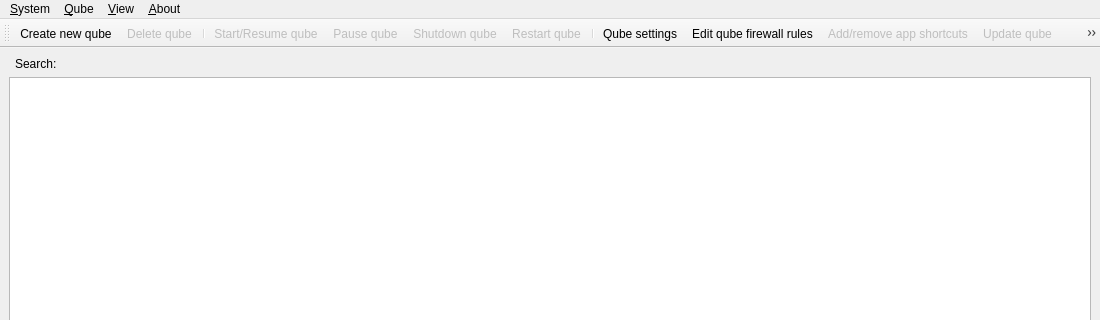
First picture: the form in ui/qubemanager.ui, repository QubesOS/qubes-manager, before the edit; both pictures show x 0 to 1100 and y 0 to 320 of the 1100 by 600 pixel window.
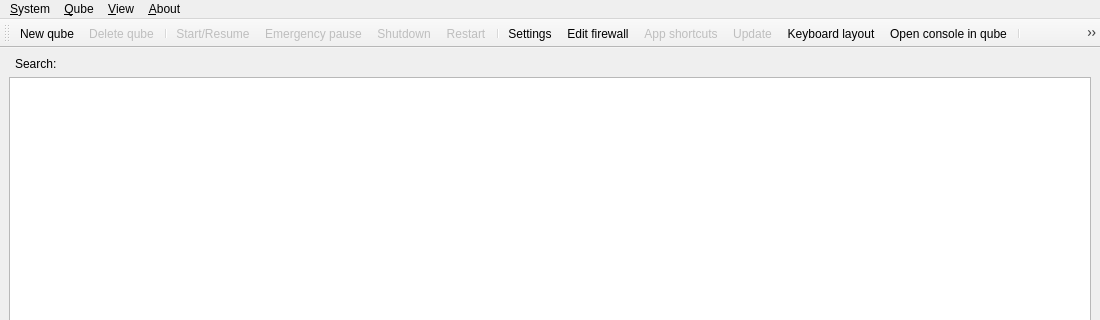
Second picture: the form after the edit. Icons and pictures are not drawn.

Commit message:
Modified Qube Manager toolbar to be more readable and added Emergency Pause
Instead of tiny buttons, now Qube Manager will have bigger buttons and text underneath.
Furthermore, Pause gets renamed to Emergency pause for clearer communication.

references QubesOS/qubes-issues#5993

The edit to the form file:
```diff
--- a/ui/qubemanager.ui
+++ b/ui/qubemanager.ui
@@ -326,6 +326,9 @@
    <property name="allowedAreas">
     <set>Qt::BottomToolBarArea|Qt::TopToolBarArea</set>
    </property>
+   <property name="toolButtonStyle">
+    <enum>Qt::ToolButtonTextUnderIcon</enum>
+   </property>
    <property name="floatable">
     <bool>false</bool>
    </property>
@@ -361,7 +364,7 @@
      <normaloff>:/createvm.png</normaloff>:/createvm.png</iconset>
    </property>
    <property name="text">
-    <string>Create &amp;new qube</string>
+    <string>&amp;New qube</string>
    </property>
    <property name="toolTip">
     <string>Create a new qube</string>
@@ -391,7 +394,7 @@
      <normaloff>:/resumevm.png</normaloff>:/resumevm.png</iconset>
    </property>
    <property name="text">
-    <string>Start/Resu&amp;me qube</string>
+    <string>Start/Resu&amp;me</string>
    </property>
    <property name="toolTip">
     <string>Start/Resume selected qube</string>
@@ -406,7 +409,7 @@
      <normaloff>:/pausevm.png</normaloff>:/pausevm.png</iconset>
    </property>
    <property name="text">
-    <string>&amp;Pause qube</string>
+    <string>Emergency &amp;pause</string>
    </property>
    <property name="toolTip">
     <string>&lt;p&gt;Pause selected qube&lt;/p&gt;&lt;p&gt;Stops all CPU activity in the selected VM until the VM is unpaused. This action does not change how much memory is allocated to the VM. (EXPERIMENTAL)&lt;/p&gt;</string>
@@ -421,7 +424,7 @@
      <normaloff>:/shutdownvm.png</normaloff>:/shutdownvm.png</iconset>
    </property>
    <property name="text">
-    <string>&amp;Shutdown qube</string>
+    <string>&amp;Shutdown</string>
    </property>
    <property name="toolTip">
     <string>Shutdown selected qube</string>
@@ -436,7 +439,7 @@
      <normaloff>:/restartvm.png</normaloff>:/restartvm.png</iconset>
    </property>
    <property name="text">
-    <string>Restar&amp;t qube</string>
+    <string>Restar&amp;t </string>
    </property>
    <property name="toolTip">
     <string>Restart selected qube</string>
@@ -451,7 +454,7 @@
      <normaloff>:/apps.png</normaloff>:/apps.png</iconset>
    </property>
    <property name="text">
-    <string>Add/remove app s&amp;hortcuts</string>
+    <string>App s&amp;hortcuts</string>
    </property>
    <property name="toolTip">
     <string>Add/remove app shortcuts for this qube</string>
@@ -466,7 +469,7 @@
      <normaloff>:/updateable.png</normaloff>:/updateable.png</iconset>
    </property>
    <property name="text">
-    <string>&amp;Update qube</string>
+    <string>&amp;Update</string>
    </property>
    <property name="toolTip">
     <string>Update qube system</string>
@@ -478,7 +481,7 @@
      <normaloff>:/firewall.png</normaloff>:/firewall.png</iconset>
    </property>
    <property name="text">
-    <string>Edit qube &amp;firewall rules</string>
+    <string>Edit &amp;firewall</string>
    </property>
    <property name="toolTip">
     <string>Edit qube firewall rules</string>
@@ -537,7 +540,7 @@
      <normaloff>:/settings.png</normaloff>:/settings.png</iconset>
    </property>
    <property name="text">
-    <string>Qube s&amp;ettings</string>
+    <string>S&amp;ettings</string>
    </property>
    <property name="toolTip">
     <string>Qube Settings</string>
@@ -549,7 +552,7 @@
      <normaloff>:/restore.png</normaloff>:/restore.png</iconset>
    </property>
    <property name="text">
-    <string>&amp;Restore qubes from backup</string>
+    <string>&amp;Restore</string>
    </property>
    <property name="toolTip">
     <string>Restore qubes from backup</string>
@@ -561,7 +564,7 @@
      <normaloff>:/backup.png</normaloff>:/backup.png</iconset>
    </property>
    <property name="text">
-    <string>&amp;Backup qubes</string>
+    <string>&amp;Backup</string>
    </property>
    <property name="toolTip">
     <string>Backup qubes</string>
@@ -617,7 +620,7 @@
      <normaloff>:/kbd-layout.png</normaloff>:/kbd-layout.png</iconset>
    </property>
    <property name="text">
-    <string>Set keyboard la&amp;yout</string>
+    <string>Keyboard la&amp;yout</string>
    </property>
    <property name="toolTip">
     <string>Set keyboard layout per qube</string>
```
Left out of the diff: 2 changed lines with no effect on the pictures.
